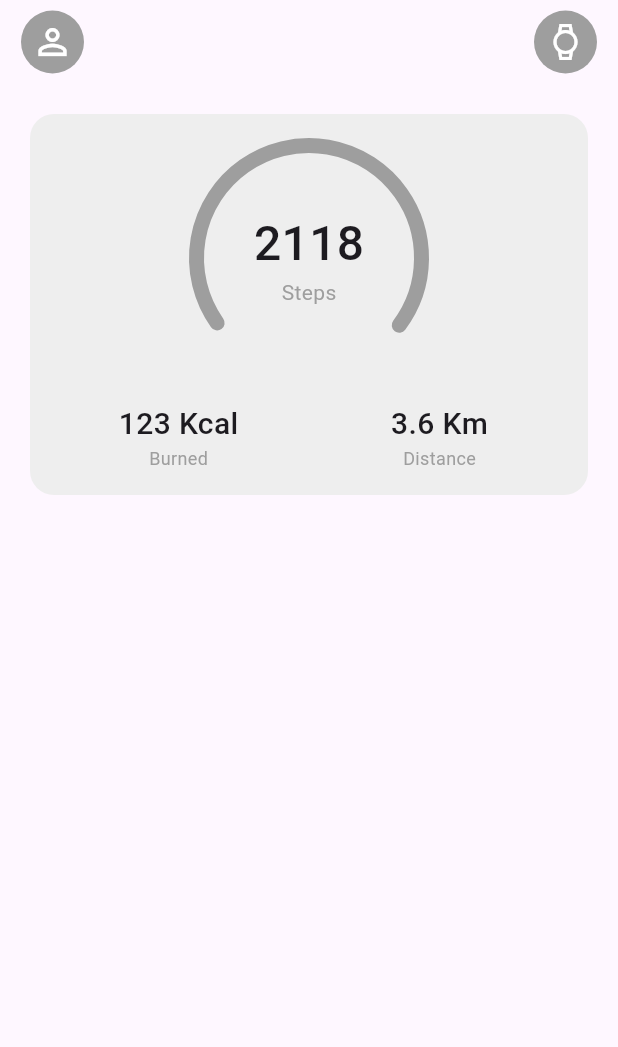
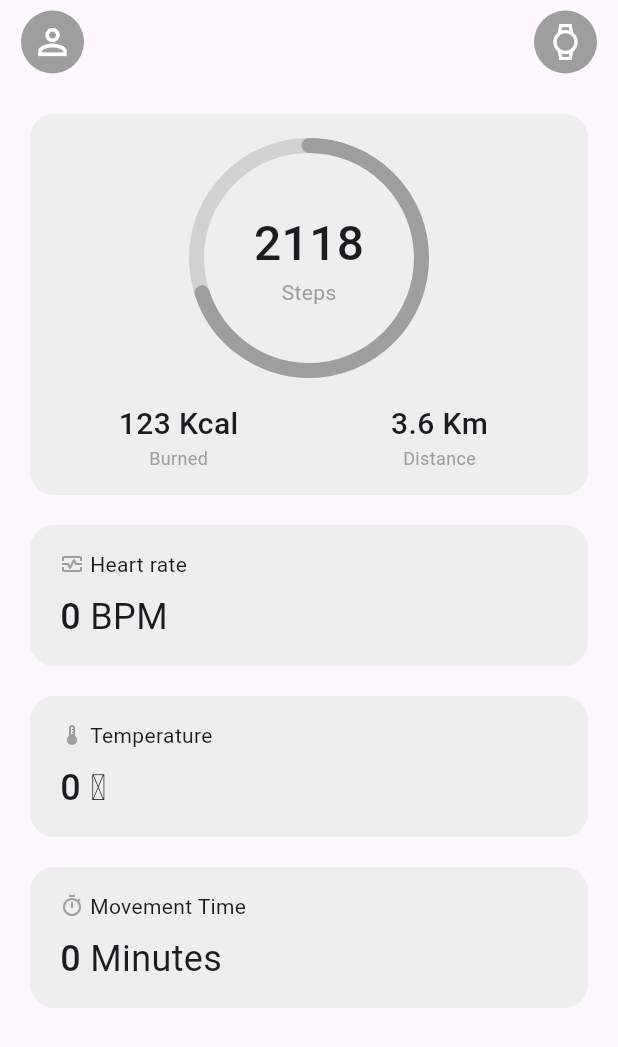
Before and after one commit to hyesuhong/health_band, a Flutter app: the screen it shows after launch, on a phone screen of 412 x 824 dp. Shown: the top 1047 px of the screen. Run offline on Flutter 3.47's test engine with Material 3 defaults, Android fonts, the phone set to English and light mode, and no system bars.

Commit message:
feat: change UnitCardWidget

```diff
--- a/lib/screens/summary_screen.dart
+++ b/lib/screens/summary_screen.dart
@@ -1,5 +1,6 @@
 import 'package:flutter/material.dart';
 import 'package:health_band/widgets/profile_widget.dart';
+import 'package:health_band/widgets/unit_card_widget.dart';
 
 class SummaryScreen extends StatelessWidget {
   const SummaryScreen({super.key});
@@ -54,7 +55,7 @@ class SummaryScreen extends StatelessWidget {
                   borderRadius: const BorderRadius.all(Radius.circular(16)),
                   color: Colors.grey[200],
                 ),
-                child: Column(
+                child: const Column(
                   children: [
                     Stack(
                       alignment: Alignment.center,
@@ -62,18 +63,16 @@ class SummaryScreen extends StatelessWidget {
                         SizedBox(
                           width: 160,
                           height: 160,
-                          child: Transform.rotate(
-                            angle: 10.38,
-                            child: const CircularProgressIndicator(
-                              value: 0.7, // 0 ~ 0.7
-                              color: Colors.grey,
-                              strokeAlign: BorderSide.strokeAlignInside,
-                              strokeCap: StrokeCap.round,
-                              strokeWidth: 10,
-                            ),
+                          child: CircularProgressIndicator(
+                            value: 0.7,
+                            color: Colors.grey,
+                            backgroundColor: Colors.black12,
+                            strokeAlign: BorderSide.strokeAlignInside,
+                            strokeCap: StrokeCap.round,
+                            strokeWidth: 10,
                           ),
                         ),
-                        const Column(
+                        Column(
                           mainAxisAlignment: MainAxisAlignment.center,
                           children: [
                             Text(
@@ -141,6 +140,27 @@ class SummaryScreen extends StatelessWidget {
                   ],
                 ),
               ),
+              const SizedBox(height: 20),
+              const UnitCardWidget(
+                title: 'Heart rate',
+                icon: Icons.monitor_heart_outlined,
+                value: 0,
+                unit: 'BPM',
+              ),
+              const SizedBox(height: 20),
+              const UnitCardWidget(
+                title: 'Temperature',
+                icon: Icons.thermostat,
+                value: 0,
+                unit: '℃',
+              ),
+              const SizedBox(height: 20),
+              const UnitCardWidget(
+                title: 'Movement Time',
+                icon: Icons.timer_outlined,
+                value: 0,
+                unit: 'Minutes',
+              )
             ],
           ),
         ),
--- a/lib/widgets/unit_card_widget.dart
+++ b/lib/widgets/unit_card_widget.dart
@@ -1,114 +1,67 @@
 import 'package:flutter/material.dart';
 
 class UnitCardWidget extends StatelessWidget {
-  final Axis direction;
   final IconData icon;
+  final String title;
   final int value;
   final String unit;
-  final String? description;
 
   const UnitCardWidget({
     super.key,
-    required this.direction,
     required this.icon,
+    required this.title,
     required this.value,
     required this.unit,
-    this.description,
-  });
-
-  const UnitCardWidget.horizontal({
-    super.key,
-    this.direction = Axis.horizontal,
-    required this.icon,
-    required this.value,
-    required this.unit,
-    this.description,
-  });
-
-  const UnitCardWidget.vertical({
-    super.key,
-    this.direction = Axis.vertical,
-    required this.icon,
-    required this.value,
-    required this.unit,
-    this.description,
   });
 
   @override
   Widget build(BuildContext context) {
-    return Expanded(
-      child: Container(
+    return Container(
+      constraints: const BoxConstraints(minWidth: double.infinity),
+      padding: const EdgeInsets.symmetric(
+        horizontal: 20.0,
+        vertical: 16,
+      ),
       decoration: BoxDecoration(
         borderRadius: const BorderRadius.all(Radius.circular(16)),
         color: Colors.grey[200],
       ),
-        child: Center(
-          child: direction == Axis.horizontal
-              ? Row(
-                  crossAxisAlignment: CrossAxisAlignment.center,
+      child: Column(
+        crossAxisAlignment: CrossAxisAlignment.start,
+        mainAxisSize: MainAxisSize.max,
         children: [
-                    const SizedBox(width: 16),
-                    Container(
-                      decoration: BoxDecoration(
+          Row(
+            mainAxisSize: MainAxisSize.max,
+            children: [
+              Icon(
+                icon,
+                size: 16,
                 color: Colors.grey,
-                        borderRadius: BorderRadius.circular(100),
               ),
-                      padding: const EdgeInsets.all(8),
-                      child: Icon(icon, size: 20, color: Colors.white),
+              const SizedBox(width: 4),
+              Text(title),
+            ],
           ),
-                    const SizedBox(width: 16),
-                    Column(
-                      mainAxisAlignment: MainAxisAlignment.center,
-                      crossAxisAlignment: CrossAxisAlignment.start,
+          const SizedBox(height: 8),
+          Text.rich(
+            TextSpan(
+              text: value.toString(),
               children: [
-                        Text(
-                          value.toString(),
+                TextSpan(
+                  text: ' $unit',
                   style: const TextStyle(
-                            fontSize: 18,
-                            fontWeight: FontWeight.w500,
-                          ),
-                        ),
-                        Text(
-                          unit,
-                          style: const TextStyle(
-                            fontSize: 14,
-                            color: Colors.grey,
+                    fontWeight: FontWeight.w400,
                   ),
                 )
               ],
-                    )
-                  ],
-                )
-              : Column(
-                  mainAxisSize: MainAxisSize.min,
-                  children: [
-                    Container(
-                      decoration: BoxDecoration(
-                        color: Colors.grey,
-                        borderRadius: BorderRadius.circular(100),
-                      ),
-                      padding: const EdgeInsets.all(8),
-                      child: Icon(icon, color: Colors.white),
-                    ),
-                    const SizedBox(height: 8),
-                    Text(
-                      value.toString(),
               style: const TextStyle(
-                        fontSize: 18,
+                fontSize: 24,
                 fontWeight: FontWeight.w500,
               ),
-                    ),
-                    Text(
-                      unit,
-                      style: const TextStyle(
-                        fontSize: 14,
-                        color: Colors.grey,
             ),
           )
         ],
       ),
-        ),
-      ),
     );
   }
 }
```
Lines whose indentation alone changed are shown as unchanged.
